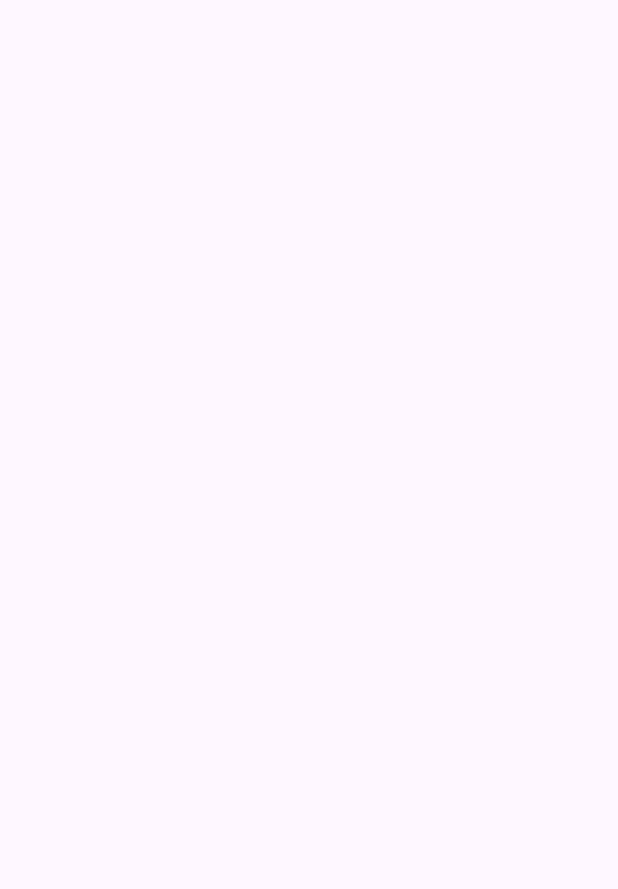
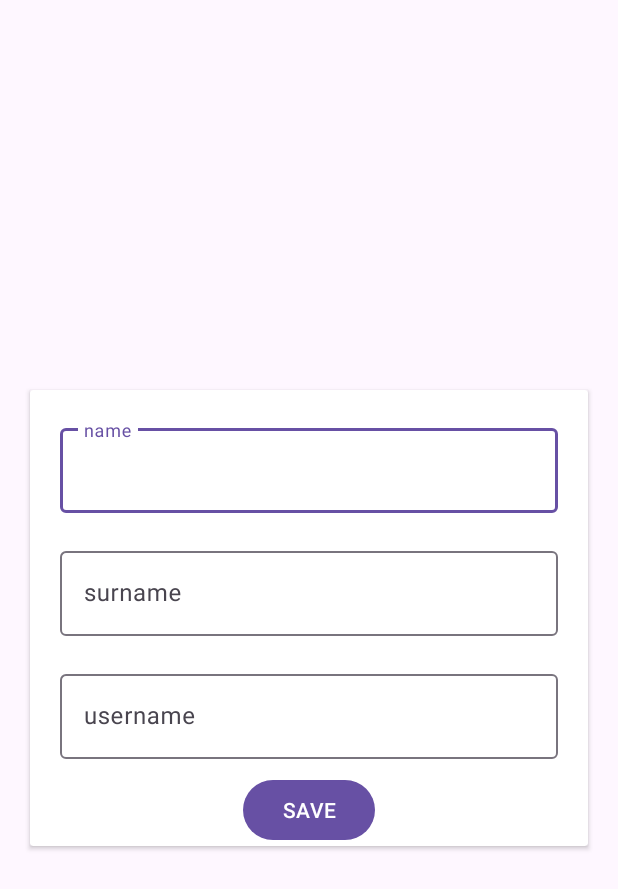
Before and after one commit to selmancevik98/MessageApp, an Android app: the Create_Profile_Page screen opened directly, with no data from a screen before it, on a phone screen of 412 x 824 dp. Before the commit the part shown is empty. Shown: the top 889 px of the screen. Run offline under Robolectric (Android 15) with nearby library versions, the phone set to English and light mode, and no system bars; our stand-ins replace Firebase (no records; nobody signed in at launch, a user with empty details on screens opened directly).

Commit message:
development stage

```diff
--- a/app/src/main/java/com/hebun/messageapp/Create_Profile_Page.java
+++ b/app/src/main/java/com/hebun/messageapp/Create_Profile_Page.java
@@ -1,6 +1,9 @@
 package com.hebun.messageapp;
 
+import android.content.Intent;
 import android.os.Bundle;
+import android.view.View;
+import android.widget.Button;
 
 import androidx.activity.EdgeToEdge;
 import androidx.appcompat.app.AppCompatActivity;
@@ -8,7 +11,22 @@ import androidx.core.graphics.Insets;
 import androidx.core.view.ViewCompat;
 import androidx.core.view.WindowInsetsCompat;
 
+import com.google.android.gms.tasks.OnSuccessListener;
+import com.google.android.material.textfield.TextInputEditText;
+import com.google.firebase.auth.FirebaseAuth;
+import com.google.firebase.auth.FirebaseUser;
+import com.google.firebase.database.DatabaseReference;
+import com.google.firebase.database.FirebaseDatabase;
+
+import java.util.HashMap;
+import java.util.Map;
+
 public class Create_Profile_Page extends AppCompatActivity {
+    TextInputEditText profile_create_name_edittext, profile_create_surname_edittext, profile_create_username_edittext;
+    Button profile_save_btn;
+    DatabaseReference reference = FirebaseDatabase.getInstance().getReference();
+    String name = "", surname = "", username = "";
+    FirebaseUser user = FirebaseAuth.getInstance().getCurrentUser();
 
     @Override
     protected void onCreate(Bundle savedInstanceState) {
@@ -20,5 +38,39 @@ public class Create_Profile_Page extends AppCompatActivity {
             v.setPadding(systemBars.left, systemBars.top, systemBars.right, systemBars.bottom);
             return insets;
         });
+        definitions();
+    }
+
+    private void definitions() {
+        profile_create_name_edittext = findViewById(R.id.profile_create_name_edittext);
+        profile_create_surname_edittext = findViewById(R.id.profile_create_surname_edittext);
+        profile_create_username_edittext = findViewById(R.id.profile_create_username_edittext);
+        profile_save_btn = findViewById(R.id.profile_save_btn);
+
+        profile_save_btn.setOnClickListener(new View.OnClickListener() {
+            @Override
+            public void onClick(View view) {
+                name = profile_create_name_edittext.getText().toString();
+                surname = profile_create_surname_edittext.getText().toString();
+                username = profile_create_surname_edittext.getText().toString();
+
+                if (!username.matches("")) {
+                    Map<String, String> map = new HashMap<>();
+
+                    map.put("name", name);
+                    map.put("surname", surname);
+                    map.put("username", username);
+
+                    reference.child("users").child(user.getUid()).setValue(map).addOnSuccessListener(new OnSuccessListener<Void>() {
+                        @Override
+                        public void onSuccess(Void unused) {
+                            Intent intent = new Intent(getApplicationContext(), HomePage.class);
+                            startActivity(intent);
+                            finishAffinity();
+                        }
+                    });
+                }
+            }
+        });
     }
 }
--- a/app/src/main/res/layout/activity_create_profile_page.xml
+++ b/app/src/main/res/layout/activity_create_profile_page.xml
@@ -1,10 +1,82 @@
 <?xml version="1.0" encoding="utf-8"?>
-<androidx.constraintlayout.widget.ConstraintLayout xmlns:android="http://schemas.android.com/apk/res/android"
+<androidx.constraintlayout.widget.ConstraintLayout
+    xmlns:android="http://schemas.android.com/apk/res/android"
     xmlns:app="http://schemas.android.com/apk/res-auto"
     xmlns:tools="http://schemas.android.com/tools"
     android:id="@+id/main"
     android:layout_width="match_parent"
     android:layout_height="match_parent"
-    tools:context=".Create_Profile_Page">
+    tools:context=".LoginLayout">
+
+
+    <androidx.cardview.widget.CardView
+        android:layout_width="match_parent"
+        android:layout_height="wrap_content"
+        android:layout_margin="20dp"
+        app:layout_constraintBottom_toBottomOf="parent"
+        app:layout_constraintEnd_toEndOf="parent"
+        app:layout_constraintStart_toStartOf="parent"
+        app:layout_constraintTop_toTopOf="parent">
+
+
+        <LinearLayout
+            android:layout_width="match_parent"
+            android:layout_height="match_parent"
+            android:orientation="vertical">
+
+            <com.google.android.material.textfield.TextInputLayout
+                android:layout_width="match_parent"
+                android:layout_height="wrap_content"
+                android:layout_margin="20dp"
+                android:hint="name">
+
+                <com.google.android.material.textfield.TextInputEditText
+                    android:id="@+id/profile_create_name_edittext"
+                    android:layout_width="match_parent"
+                    android:layout_height="wrap_content"/>
+
+            </com.google.android.material.textfield.TextInputLayout>
+
+            <com.google.android.material.textfield.TextInputLayout
+                android:layout_width="match_parent"
+                android:layout_height="wrap_content"
+                android:layout_marginLeft="20dp"
+                android:layout_marginRight="20dp"
+                android:hint="surname">
+
+                <com.google.android.material.textfield.TextInputEditText
+                    android:id="@+id/profile_create_surname_edittext"
+                    android:layout_width="match_parent"
+                    android:layout_height="wrap_content"/>
+
+            </com.google.android.material.textfield.TextInputLayout>
+
+            <com.google.android.material.textfield.TextInputLayout
+                android:layout_width="match_parent"
+                android:layout_height="wrap_content"
+                android:layout_marginLeft="20dp"
+                android:layout_marginRight="20dp"
+                android:layout_marginTop="20dp"
+                android:hint="username">
+
+                <com.google.android.material.textfield.TextInputEditText
+                    android:id="@+id/profile_create_username_edittext"
+                    android:layout_width="match_parent"
+                    android:layout_height="wrap_content"/>
+
+            </com.google.android.material.textfield.TextInputLayout>
+
+            <Button
+                android:id="@+id/profile_save_btn"
+                android:layout_width="wrap_content"
+                android:layout_height="wrap_content"
+                android:text="SAVE"
+                android:layout_marginTop="10dp"
+                android:layout_gravity="center"/>
+
+        </LinearLayout>
+
+
+    </androidx.cardview.widget.CardView>
 
 </androidx.constraintlayout.widget.ConstraintLayout>
```
